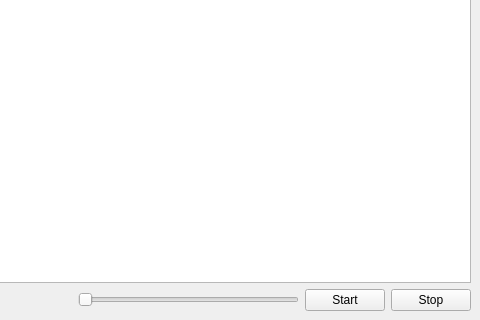
First picture: the form in mainwindow.ui, repository bananiwo/Game-of-Life, before the edit; both pictures show x 153 to 633 and y 176 to 496 of the 633 by 496 pixel window.
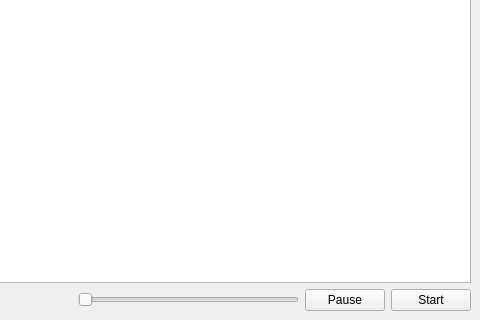
Second picture: the form after the edit.

Commit message: add pause, upgrade play/stop

The edit to the form file:
```diff
--- a/mainwindow.ui
+++ b/mainwindow.ui
@@ -56,16 +56,16 @@
        </widget>
       </item>
       <item>
-       <widget class="QPushButton" name="startButton">
+       <widget class="QPushButton" name="pauseButton">
         <property name="text">
-         <string>Start</string>
+         <string>Pause</string>
         </property>
        </widget>
       </item>
       <item>
-       <widget class="QPushButton" name="stopButton">
+       <widget class="QPushButton" name="startButton">
         <property name="text">
-         <string>Stop</string>
+         <string>Start</string>
         </property>
        </widget>
       </item>
```
The commit also changes 5 other files.
